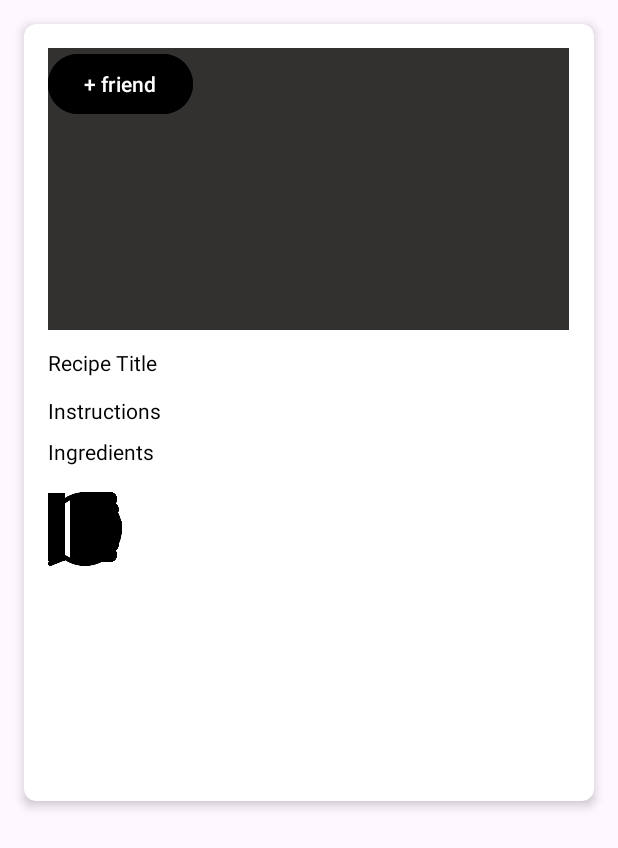
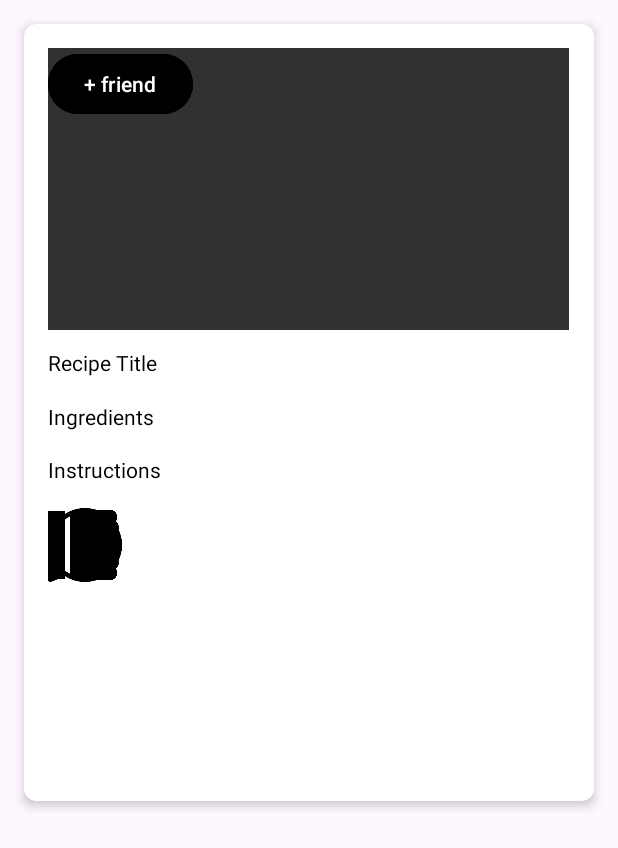
Before and after one commit to sylvester-stud2/FoodHub, an Android app: the layout post_item.xml on its own in the app's theme, with its tools: preview values and no code run, on a phone screen of 412 x 824 dp. Shown: the top 848 px of the screen. Run offline under Robolectric (Android 15) with nearby library versions, the phone set to English and light mode, and no system bars.

Commit message:
Merge remote-tracking branch 'origin/Sharlene' into Sharlene

```diff
--- a/app/src/main/res/layout/post_item.xml
+++ b/app/src/main/res/layout/post_item.xml
@@ -43,9 +43,9 @@
             android:layout_height="188dp"
             android:background="@color/cyan"
             android:contentDescription="Post Recipe Image"
+            tools:ignore="MissingConstraints"
             tools:layout_editor_absoluteX="2dp"
-            tools:layout_editor_absoluteY="103dp"
-            tools:ignore="MissingConstraints" />
+            tools:layout_editor_absoluteY="103dp" />
 
         <TextView
             android:id="@+id/recipe_title"
@@ -56,33 +56,31 @@
             android:textColor="@color/black"
             android:textSize="14sp"
             app:layout_constraintTop_toBottomOf="@+id/postpic"
-            tools:layout_editor_absoluteX="0dp"
-            tools:ignore="MissingConstraints" />
+            tools:ignore="MissingConstraints"
+            tools:layout_editor_absoluteX="0dp" />
 
         <TextView
             android:id="@+id/instructions"
             android:layout_width="347dp"
             android:layout_height="wrap_content"
-            android:layout_marginTop="12dp"
+            android:layout_marginTop="16dp"
             android:text="Instructions"
             android:textColor="@color/black"
             android:textSize="14sp"
-            app:layout_constraintTop_toBottomOf="@+id/recipe_title"
-            tools:layout_editor_absoluteX="2dp"
-            tools:ignore="MissingConstraints" />
+            app:layout_constraintTop_toBottomOf="@+id/ingredients"
+            tools:ignore="MissingConstraints"
+            tools:layout_editor_absoluteX="0dp" />
 
         <TextView
             android:id="@+id/ingredients"
-            android:layout_width="0dp"
+            android:layout_width="347dp"
             android:layout_height="wrap_content"
-            android:layout_marginTop="8dp"
+            android:layout_marginTop="16dp"
             android:text="Ingredients"
             android:textColor="@color/black"
             android:textSize="14sp"
-            app:layout_constraintEnd_toEndOf="parent"
-            app:layout_constraintHorizontal_bias="1.0"
-            app:layout_constraintStart_toStartOf="parent"
-            app:layout_constraintTop_toBottomOf="@id/instructions" />
+            app:layout_constraintTop_toBottomOf="@+id/recipe_title"
+            tools:layout_editor_absoluteX="1dp" />
 
         <Button
             android:id="@+id/makefriend"
@@ -91,9 +89,9 @@
             android:backgroundTint="@color/black"
             android:text="+ friend"
             android:textColor="@color/white"
+            tools:ignore="MissingConstraints"
             tools:layout_editor_absoluteX="246dp"
-            tools:layout_editor_absoluteY="30dp"
-            tools:ignore="MissingConstraints" />
+            tools:layout_editor_absoluteY="30dp" />
 
         <ImageView
             android:id="@+id/thumbsup"
@@ -103,9 +101,9 @@
             android:clickable="true"
             android:onClick="onThumbsUpClicked"
             android:src="@drawable/thumbsup"
-            app:layout_constraintTop_toBottomOf="@+id/ingredients"
+            app:layout_constraintTop_toBottomOf="@+id/instructions"
             tools:ignore="MissingConstraints"
-            tools:layout_editor_absoluteX="3dp" />
+            tools:layout_editor_absoluteX="-1dp" />
 
         <ImageView
             android:id="@+id/thumbsdown"
@@ -115,21 +113,21 @@
             android:clickable="true"
             android:onClick="onThumbsDownClicked"
             android:src="@drawable/thumbsdown"
-            app:layout_constraintTop_toBottomOf="@+id/ingredients"
+            app:layout_constraintTop_toBottomOf="@+id/instructions"
             tools:ignore="MissingConstraints"
-            tools:layout_editor_absoluteX="68dp" />
+            tools:layout_editor_absoluteX="65dp" />
 
         <ImageView
             android:id="@+id/comment"
             android:layout_width="49dp"
             android:layout_height="49dp"
-            android:layout_marginTop="17dp"
+            android:layout_marginTop="16dp"
             android:clickable="true"
             android:onClick="onCommentClicked"
             android:src="@drawable/comment"
-            app:layout_constraintTop_toBottomOf="@+id/ingredients"
+            app:layout_constraintTop_toBottomOf="@+id/instructions"
             tools:ignore="MissingConstraints"
-            tools:layout_editor_absoluteX="137dp" />
+            tools:layout_editor_absoluteX="130dp" />
 
     </androidx.constraintlayout.widget.ConstraintLayout>
 </androidx.cardview.widget.CardView>
```
Also changed, not shown: app/src/main/java/com/example/foodhub/community.java (+15 -32 lines), app/src/main/res/layout/post_details.xml (deleted, +0 -70 lines).
